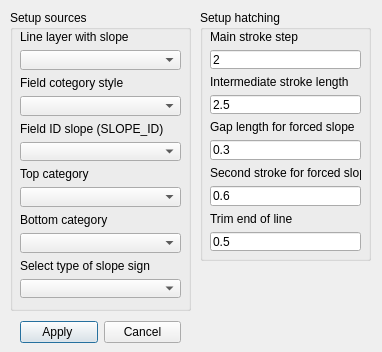
Qt form slope_generator_dialog_base.ui (santerr80/slope_generator) before a commit.
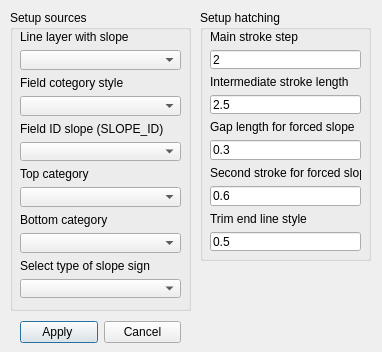
The same form after that commit. Custom widgets are drawn as their Qt base class.

Patch:
```diff
--- a/slope_generator_dialog_base.ui
+++ b/slope_generator_dialog_base.ui
@@ -148,7 +148,7 @@
    <property name="title">
     <string>Setup hatching</string>
    </property>
-   <widget class="QWidget" name="">
+   <widget class="QWidget" name="layoutWidget">
     <property name="geometry">
      <rect>
       <x>10</x>
@@ -217,7 +217,7 @@
      <item>
       <widget class="QLabel" name="label_7">
        <property name="text">
-        <string>Trim end of line</string>
+        <string>Trim end line style</string>
        </property>
       </widget>
      </item>
```
Left out of the diff: 20 changed lines with no effect on the pictures.
